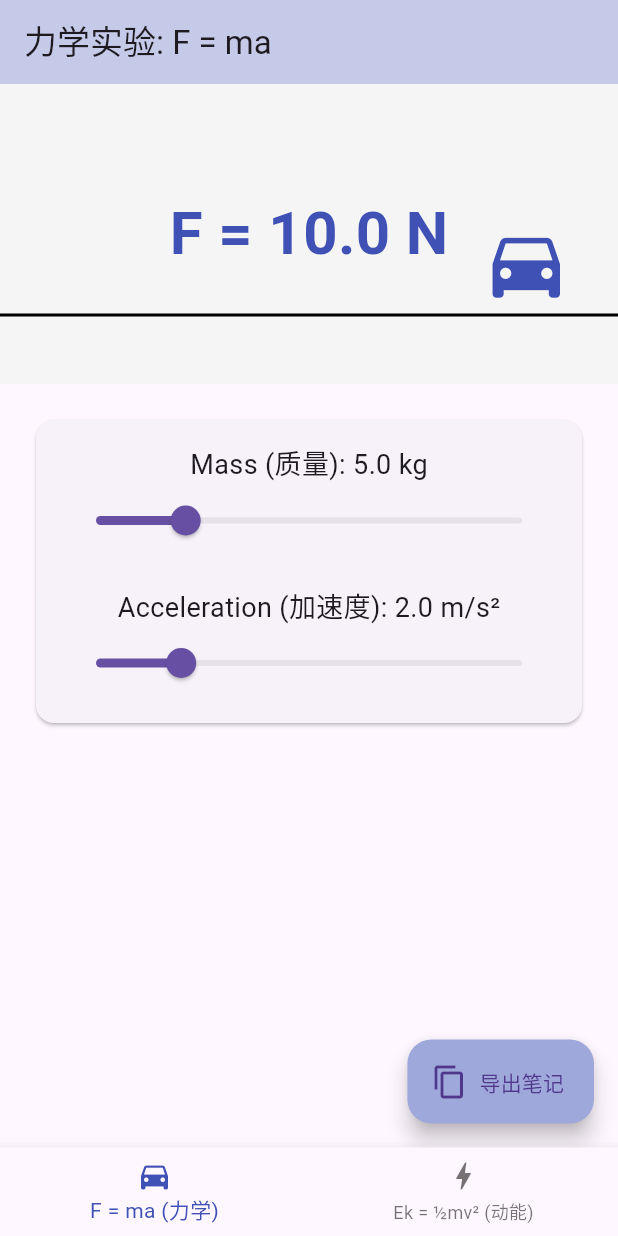
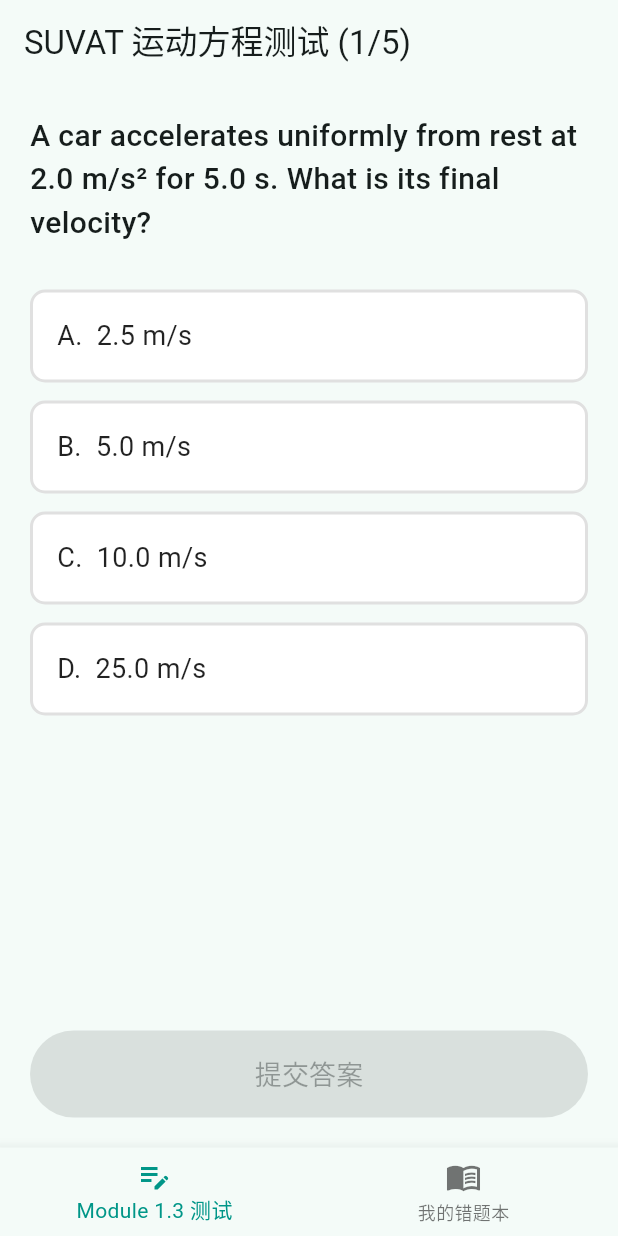
Before and after one commit to ferc5578-eng/physics_a1_coach, a Flutter app: the screen it shows after launch, on a phone screen of 412 x 824 dp. Run offline on Flutter 3.47's test engine with Material 3 defaults, Android fonts, the phone set to English and light mode, and no system bars.

Commit message:
更新题目讲解

```diff
--- a/lib/main.dart
+++ b/lib/main.dart
@@ -1,256 +1,337 @@
 import 'package:flutter/material.dart';
-import 'package:flutter/services.dart'; // 引入剪贴板服务
 
-void main() => runApp(PhysicsApp());
+void main() => runApp(PhysicsQuizApp());
 
-class PhysicsApp extends StatelessWidget {
+// --- 1. 数据结构定义 (MVP 题库) ---
+class Question {
+  final String id;
+  final String text;
+  final List<String> options;
+  final int correctIndex;
+  final String explanation;
+
+  Question({
+    required this.id,
+    required this.text,
+    required this.options,
+    required this.correctIndex,
+    required this.explanation,
+  });
+}
+
+// 模拟数据库里的 5 道 SUVAT 题目
+final List<Question> suvatQuestions = [
+  Question(
+    id: "Q001",
+    text: "A car accelerates uniformly from rest at 2.0 m/s² for 5.0 s. What is its final velocity?",
+    options: ["2.5 m/s", "5.0 m/s", "10.0 m/s", "25.0 m/s"],
+    correctIndex: 2,
+    explanation: "第一步：提取已知条件。from rest 意味着 u=0，a=2.0，t=5.0。求 v。\n第二步：选择公式 v = u + at。\n第三步：计算 v = 0 + (2.0 × 5.0) = 10.0 m/s。",
+  ),
+  Question(
+    id: "Q002",
+    text: "An object is dropped from a tall building. Assuming air resistance is negligible (g = 9.81 m/s²), how far does it fall in 3.0 s?",
+    options: ["14.7 m", "29.4 m", "44.1 m", "88.2 m"],
+    correctIndex: 2,
+    explanation: "第一步：提取条件。dropped 意味着 u=0，a=9.81，t=3.0。求位移 s。\n第二步：选择公式 s = ut + ½at²。\n第三步：计算 s = 0 + 0.5 × 9.81 × (3.0)² = 44.145 m ≈ 44.1 m。",
+  ),
+  Question(
+    id: "Q003",
+    text: "A train travelling at 20 m/s decelerates uniformly to a halt in 10 s. What is the total distance travelled during this deceleration?",
+    options: ["50 m", "100 m", "200 m", "400 m"],
+    correctIndex: 1,
+    explanation: "第一步：提取条件。u=20，halt 意味着 v=0，t=10。求 s。\n第二步：选择不需要加速度 a 的公式：s = ½(u+v)t。\n第三步：计算 s = 0.5 × (20 + 0) × 10 = 100 m。",
+  ),
+  Question(
+    id: "Q004",
+    text: "A ball is thrown vertically upwards with an initial velocity of 15 m/s. What is the maximum height it reaches? (g = 9.81 m/s²)",
+    options: ["11.5 m", "15.0 m", "22.9 m", "30.0 m"],
+    correctIndex: 0,
+    explanation: "第一步：提取条件。u=15，最高点意味着 v=0，向上运动 a = -9.81。求 s。\n第二步：选择不含时间 t 的公式：v² = u² + 2as。\n第三步：代入 0 = 15² + 2(-9.81)s，得出 19.62s = 225，s ≈ 11.47 m。",
+  ),
+  Question(
+    id: "Q005",
+    text: "A racing car covers a distance of 50 m while accelerating uniformly from 5.0 m/s at a rate of 3.0 m/s². What is its final velocity?",
+    options: ["12.5 m/s", "15.0 m/s", "18.0 m/s", "20.0 m/s"],
+    correctIndex: 2,
+    explanation: "第一步：提取条件。s=50，u=5.0，a=3.0。求 v。\n第二步：选择公式 v² = u² + 2as。\n第三步：代入 v² = 5.0² + 2(3.0)(50) = 25 + 300 = 325。v = √325 ≈ 18.0 m/s。",
+  ),
+];
+
+// --- 2. 主程序框架 ---
+class PhysicsQuizApp extends StatelessWidget {
   @override
   Widget build(BuildContext context) {
     return MaterialApp(
       debugShowCheckedModeBanner: false,
-      theme: ThemeData(useMaterial3: true),
-      home: MainNavigation(),
+      theme: ThemeData(
+        useMaterial3: true,
+        colorScheme: ColorScheme.fromSeed(seedColor: Colors.teal),
+      ),
+      home: MainDashboard(),
     );
   }
 }
 
-class MainNavigation extends StatefulWidget {
+// 全局状态管理（MVP 阶段暂存在内存中）
+List<Map<String, dynamic>> wrongQuestions = [];
+
+class MainDashboard extends StatefulWidget {
   @override
-  _MainNavigationState createState() => _MainNavigationState();
+  _MainDashboardState createState() => _MainDashboardState();
 }
 
-class _MainNavigationState extends State<MainNavigation> {
+class _MainDashboardState extends State<MainDashboard> {
   int _currentIndex = 0;
-  final List<Widget> _labs = [NewtonsLawLab(), KineticEnergyLab()];
 
   @override
   Widget build(BuildContext context) {
+    // 动态生成两个 Tab 页面
+    final List<Widget> _pages = [
+      QuizScreen(onQuizFinished: () => setState(() {})), // 答题页
+      MistakeBookScreen(), // 错题本页
+    ];
+
     return Scaffold(
-      body: _labs[_currentIndex],
+      body: _pages[_currentIndex],
       bottomNavigationBar: BottomNavigationBar(
         currentIndex: _currentIndex,
         onTap: (index) => setState(() => _currentIndex = index),
-        selectedItemColor: Colors.indigo,
+        selectedItemColor: Colors.teal,
         items: [
-          BottomNavigationBarItem(icon: Icon(Icons.directions_car), label: 'F = ma (力学)'),
-          BottomNavigationBarItem(icon: Icon(Icons.bolt), label: 'Ek = ½mv² (动能)'),
+          BottomNavigationBarItem(icon: Icon(Icons.edit_note), label: 'Module 1.3 测试'),
+          BottomNavigationBarItem(
+            icon: Badge(
+              label: Text('${wrongQuestions.length}'), // 动态显示错题数量
+              isLabelVisible: wrongQuestions.isNotEmpty,
+              child: Icon(Icons.menu_book),
+            ),
+            label: '我的错题本',
+          ),
         ],
       ),
     );
   }
 }
 
-// === 牛顿第二定律模块 ===
-class NewtonsLawLab extends StatefulWidget {
+// --- 3. 刷题引擎 UI ---
+class QuizScreen extends StatefulWidget {
+  final VoidCallback onQuizFinished;
+  QuizScreen({required this.onQuizFinished});
+
   @override
-  _NewtonsLawLabState createState() => _NewtonsLawLabState();
+  _QuizScreenState createState() => _QuizScreenState();
 }
 
-class _NewtonsLawLabState extends State<NewtonsLawLab> with SingleTickerProviderStateMixin {
-  double mass = 5.0;
-  double acceleration = 2.0;
-  late AnimationController _controller;
+class _QuizScreenState extends State<QuizScreen> {
+  int currentQIndex = 0;
+  int? selectedOption;
+  bool isSubmitted = false;
+  int score = 0;
+  bool quizEnded = false;
 
-  @override
-  void initState() {
-    super.initState();
-    _controller = AnimationController(vsync: this, duration: Duration(seconds: 2))..repeat();
+  void _submitAnswer() {
+    if (selectedOption == null) return;
+
+    Question currentQ = suvatQuestions[currentQIndex];
+    bool isCorrect = (selectedOption == currentQ.correctIndex);
+
+    if (isCorrect) {
+      score++;
+    } else {
+      // 记录到错题本
+      bool alreadyExists = wrongQuestions.any((q) => q['question'].id == currentQ.id);
+      if (!alreadyExists) {
+        wrongQuestions.add({
+          'question': currentQ,
+          'user_answer': currentQ.options[selectedOption!],
+        });
+      }
     }
 
-  @override
-  void dispose() {
-    _controller.dispose();
-    super.dispose();
+    setState(() {
+      isSubmitted = true;
+    });
   }
 
-  // 核心功能：生成 Markdown 并复制
-  void _exportNotes(BuildContext context, double force) {
-    String markdownNote = """
-### 📗 IGCSE 物理实验：牛顿第二定律
+  void _nextQuestion() {
+    if (currentQIndex < suvatQuestions.length - 1) {
+      setState(() {
+        currentQIndex++;
+        selectedOption = null;
+        isSubmitted = false;
+      });
+    } else {
+      setState(() {
+        quizEnded = true;
+      });
+      widget.onQuizFinished(); // 通知外层更新错题数量
+    }
+  }
 
-- **核心公式**：\$F = ma\$
-- **当前参数**：质量 \$m = ${mass.toStringAsFixed(1)}\\text{ kg}\$，加速度 \$a = ${acceleration.toStringAsFixed(1)}\\text{ m/s}^2\$
-- **实验结论**：合外力 \$F = ${force.toStringAsFixed(1)}\\text{ N}\$
-
-> **💡 考点提醒**：当质量一定时，物体的加速度与所受合外力成正比。
-""";
-
-    Clipboard.setData(ClipboardData(text: markdownNote)).then((_) {
-      ScaffoldMessenger.of(context).showSnackBar(
-        SnackBar(
-          content: Text('✅ 笔记已复制，可直接粘贴至 Obsidian 等 Markdown 软件中！'),
-          behavior: SnackBarBehavior.floating,
-        )
-      );
+  void _restartQuiz() {
+    setState(() {
+      currentQIndex = 0;
+      selectedOption = null;
+      isSubmitted = false;
+      score = 0;
+      quizEnded = false;
+      wrongQuestions.clear();
     });
+    widget.onQuizFinished();
   }
 
   @override
   Widget build(BuildContext context) {
-    double force = mass * acceleration;
-    _controller.duration = Duration(milliseconds: (2000 / (acceleration.abs() + 0.1)).toInt());
+    if (quizEnded) {
+      return Center(
+        child: Column(
+          mainAxisAlignment: MainAxisAlignment.center,
+          children: [
+            Text('🎯 测试完成！', style: TextStyle(fontSize: 32, fontWeight: FontWeight.bold)),
+            SizedBox(height: 20),
+            Text('你的得分: $score / ${suvatQuestions.length}', style: TextStyle(fontSize: 24)),
+            SizedBox(height: 40),
+            ElevatedButton.icon(
+              onPressed: _restartQuiz,
+              icon: Icon(Icons.refresh),
+              label: Text('重新测试'),
+            ),
+            SizedBox(height: 20),
+            Text('💡 提示：点击底部导航栏查看错题本解析', style: TextStyle(color: Colors.grey)),
+          ],
+        ),
+      );
+    }
+
+    Question q = suvatQuestions[currentQIndex];
 
     return Scaffold(
-      appBar: AppBar(title: Text('力学实验: F = ma'), backgroundColor: Colors.indigo.shade100),
-      body: Column(
+      appBar: AppBar(title: Text('SUVAT 运动方程测试 (${currentQIndex + 1}/${suvatQuestions.length})')),
+      body: Padding(
+        padding: EdgeInsets.all(20.0),
+        child: Column(
+          crossAxisAlignment: CrossAxisAlignment.stretch,
           children: [
+            Text(q.text, style: TextStyle(fontSize: 20, fontWeight: FontWeight.w500)),
+            SizedBox(height: 30),
+            ...List.generate(q.options.length, (index) {
+              Color buttonColor = Colors.white;
+              Color textColor = Colors.black87;
+
+              if (isSubmitted) {
+                if (index == q.correctIndex) {
+                  buttonColor = Colors.green.shade100; // 正确答案标绿
+                } else if (index == selectedOption && index != q.correctIndex) {
+                  buttonColor = Colors.red.shade100; // 选错的标红
+                }
+              } else if (selectedOption == index) {
+                buttonColor = Colors.teal.shade50;
+              }
+
+              return Padding(
+                padding: const EdgeInsets.only(bottom: 12.0),
+                child: InkWell(
+                  onTap: isSubmitted ? null : () => setState(() => selectedOption = index),
+                  child: Container(
+                    padding: EdgeInsets.all(16),
+                    decoration: BoxDecoration(
+                      color: buttonColor,
+                      border: Border.all(color: selectedOption == index ? Colors.teal : Colors.grey.shade300, width: 2),
+                      borderRadius: BorderRadius.circular(10),
+                    ),
+                    child: Text("${String.fromCharCode(65 + index)}.  ${q.options[index]}", style: TextStyle(fontSize: 18, color: textColor)),
+                  ),
+                ),
+              );
+            }),
+            Spacer(),
+            if (isSubmitted)
               Container(
-            height: 200, color: Colors.grey.shade100,
-            child: Stack(
+                padding: EdgeInsets.all(16),
+                decoration: BoxDecoration(color: Colors.amber.shade50, borderRadius: BorderRadius.circular(10)),
+                child: Column(
+                  crossAxisAlignment: CrossAxisAlignment.start,
                   children: [
-                Center(child: Text("F = ${force.toStringAsFixed(1)} N", style: TextStyle(fontSize: 40, fontWeight: FontWeight.bold, color: Colors.indigo))),
-                AnimatedBuilder(
-                  animation: _controller,
-                  builder: (context, child) {
-                    return Positioned(
-                      left: (MediaQuery.of(context).size.width * _controller.value) - 50,
-                      bottom: 50,
-                      child: Icon(Icons.directions_car, size: 60, color: Colors.indigo),
-                    );
-                  },
-                ),
-                Positioned(bottom: 45, child: Container(height: 2, width: MediaQuery.of(context).size.width, color: Colors.black)),
+                    Text("👨‍🏫 核心解析：", style: TextStyle(fontWeight: FontWeight.bold, fontSize: 16)),
+                    SizedBox(height: 8),
+                    Text(q.explanation, style: TextStyle(fontSize: 16, height: 1.5)),
                   ],
                 ),
               ),
-          Expanded(
-            child: ListView(
-              padding: EdgeInsets.all(20),
-              children: [
-                Card(
-                  child: Padding(
-                    padding: EdgeInsets.all(16),
-                    child: Column(
-                      children: [
-                        Text('Mass (质量): ${mass.toStringAsFixed(1)} kg', style: TextStyle(fontSize: 18)),
-                        Slider(value: mass, min: 1, max: 20, onChanged: (v) => setState(() => mass = v)),
             SizedBox(height: 20),
-                        Text('Acceleration (加速度): ${acceleration.toStringAsFixed(1)} m/s²', style: TextStyle(fontSize: 18)),
-                        Slider(value: acceleration, min: 0, max: 10, onChanged: (v) => setState(() => acceleration = v)),
-                      ],
-                    ),
-                  ),
+            ElevatedButton(
+              style: ElevatedButton.styleFrom(padding: EdgeInsets.all(16), backgroundColor: Colors.teal, foregroundColor: Colors.white),
+              onPressed: selectedOption == null ? null : (isSubmitted ? _nextQuestion : _submitAnswer),
+              child: Text(isSubmitted ? (currentQIndex == suvatQuestions.length - 1 ? '查看成绩' : '下一题') : '提交答案', style: TextStyle(fontSize: 18)),
             ),
           ],
         ),
-          ),
-        ],
-      ),
-      // 新增：悬浮导出按钮
-      floatingActionButton: FloatingActionButton.extended(
-        onPressed: () => _exportNotes(context, force),
-        icon: Icon(Icons.content_copy),
-        label: Text('导出笔记'),
-        backgroundColor: Colors.indigo.shade200,
       ),
     );
   }
 }
 
-// === 动能模块 ===
-class KineticEnergyLab extends StatefulWidget {
+// --- 4. 错题本 UI ---
+class MistakeBookScreen extends StatelessWidget {
   @override
-  _KineticEnergyLabState createState() => _KineticEnergyLabState();
+  Widget build(BuildContext context) {
+    if (wrongQuestions.isEmpty) {
+      return Center(
+        child: Column(
+          mainAxisAlignment: MainAxisAlignment.center,
+          children: [
+            Icon(Icons.thumb_up, size: 80, color: Colors.green.shade200),
+            SizedBox(height: 20),
+            Text("太棒了！目前没有错题 🎉", style: TextStyle(fontSize: 24, color: Colors.grey.shade700)),
+          ],
+        ),
+      );
     }
 
-class _KineticEnergyLabState extends State<KineticEnergyLab> {
-  double mass = 5.0;
-  double velocity = 5.0;
+    return Scaffold(
+      appBar: AppBar(title: Text('我的错题本 (${wrongQuestions.length}题)'), backgroundColor: Colors.red.shade50),
+      body: ListView.builder(
+        padding: EdgeInsets.all(16),
+        itemCount: wrongQuestions.length,
+        itemBuilder: (context, index) {
+          final item = wrongQuestions[index];
+          final Question q = item['question'];
+          final String userAnswer = item['user_answer'];
 
-  void _exportNotes(BuildContext context, double ke) {
-    String markdownNote = """
-### 📙 IGCSE 物理实验：动能定理
-
-- **核心公式**：\$E_k = \\frac{1}{2}mv^2\$
-- **当前参数**：质量 \$m = ${mass.toStringAsFixed(1)}\\text{ kg}\$，速度 \$v = ${velocity.toStringAsFixed(1)}\\text{ m/s}\$
-- **实验结论**：系统总动能 \$E_k = ${ke.toStringAsFixed(1)}\\text{ Joules}\$
-
-> **💡 考点提醒**：动能与速度的平方成正比。速度翻倍，动能会变成原来的 4 倍！在答题时千万不要漏掉平方符号。
-""";
-
-    Clipboard.setData(ClipboardData(text: markdownNote)).then((_) {
-      ScaffoldMessenger.of(context).showSnackBar(
-        SnackBar(
-          content: Text('✅ 笔记已复制为 Markdown 格式！'),
-          behavior: SnackBarBehavior.floating,
-        )
-      );
-    });
-  }
-
-  @override
-  Widget build(BuildContext context) {
-    double kineticEnergy = 0.5 * mass * velocity * velocity;
-    double maxEnergy = 0.5 * 20 * 20 * 20;
-
-    return Scaffold(
-      appBar: AppBar(title: Text('动能实验: Ek = ½mv²'), backgroundColor: Colors.amber.shade100),
-      body: Column(
+          return Card(
+            elevation: 3,
+            margin: EdgeInsets.only(bottom: 20),
+            child: Padding(
+              padding: EdgeInsets.all(16),
+              child: Column(
+                crossAxisAlignment: CrossAxisAlignment.start,
+                children: [
+                  Row(
                     children: [
                       Container(
-            height: 250, padding: EdgeInsets.all(20), color: Colors.grey.shade50,
-            child: Row(
-              mainAxisAlignment: MainAxisAlignment.spaceEvenly,
-              crossAxisAlignment: CrossAxisAlignment.end,
-              children: [
-                Column(
-                  mainAxisAlignment: MainAxisAlignment.end,
-                  children: [
-                    Text('${kineticEnergy.toInt()} J', style: TextStyle(fontSize: 24, fontWeight: FontWeight.bold, color: Colors.amber.shade800)),
-                    SizedBox(height: 10),
-                    Container(
-                      width: 60, height: 150,
-                      decoration: BoxDecoration(border: Border.all(color: Colors.grey), borderRadius: BorderRadius.circular(10)),
-                      alignment: Alignment.bottomCenter,
-                      child: FractionallySizedBox(
-                        heightFactor: kineticEnergy / maxEnergy,
-                        child: Container(decoration: BoxDecoration(color: Colors.amber, borderRadius: BorderRadius.circular(8))),
+                        padding: EdgeInsets.symmetric(horizontal: 8, vertical: 4),
+                        decoration: BoxDecoration(color: Colors.red.shade100, borderRadius: BorderRadius.circular(5)),
+                        child: Text("错题 ${index + 1}", style: TextStyle(color: Colors.red.shade800, fontWeight: FontWeight.bold)),
                       ),
-                    ),
-                    SizedBox(height: 10),
-                    Text('Energy Tank', style: TextStyle(fontWeight: FontWeight.bold)),
+                      SizedBox(width: 10),
+                      Text("ID: ${q.id}", style: TextStyle(color: Colors.grey)),
                     ],
                   ),
-                Column(
-                  mainAxisAlignment: MainAxisAlignment.center,
-                  children: [
-                    Text('E_k = ½ m v²', style: TextStyle(fontSize: 28, fontStyle: FontStyle.italic)),
-                    SizedBox(height: 20),
-                    Text('½ × ${mass.toStringAsFixed(1)} × (${velocity.toStringAsFixed(1)})² \n= ${kineticEnergy.toStringAsFixed(1)} Joules',
-                      textAlign: TextAlign.center, style: TextStyle(fontSize: 18)),
-                  ],
-                )
+                  SizedBox(height: 16),
+                  Text(q.text, style: TextStyle(fontSize: 16, fontWeight: FontWeight.bold)),
+                  SizedBox(height: 16),
+                  Text("❌ 你的答案: $userAnswer", style: TextStyle(color: Colors.red, fontSize: 16)),
+                  Text("✅ 正确答案: ${q.options[q.correctIndex]}", style: TextStyle(color: Colors.green, fontSize: 16)),
+                  Divider(height: 30, thickness: 1),
+                  Text("📝 分步解析:", style: TextStyle(fontWeight: FontWeight.bold, color: Colors.indigo)),
+                  SizedBox(height: 8),
+                  Text(q.explanation, style: TextStyle(height: 1.5, color: Colors.black87)),
                 ],
               ),
             ),
-          Expanded(
-            child: ListView(
-              padding: EdgeInsets.all(20),
-              children: [
-                Card(
-                  child: Padding(
-                    padding: EdgeInsets.all(16),
-                    child: Column(
-                      children: [
-                        Text('Mass (质量 m): ${mass.toStringAsFixed(1)} kg', style: TextStyle(fontSize: 18)),
-                        Slider(value: mass, min: 1, max: 20, onChanged: (v) => setState(() => mass = v), activeColor: Colors.amber),
-                        SizedBox(height: 20),
-                        Text('Velocity (速度 v): ${velocity.toStringAsFixed(1)} m/s', style: TextStyle(fontSize: 18)),
-                        Slider(value: velocity, min: 0, max: 20, onChanged: (v) => setState(() => velocity = v), activeColor: Colors.amber),
-                      ],
-                    ),
-                  ),
-                ),
-              ],
-            ),
-          ),
-        ],
-      ),
-      floatingActionButton: FloatingActionButton.extended(
-        onPressed: () => _exportNotes(context, kineticEnergy),
-        icon: Icon(Icons.content_copy),
-        label: Text('导出笔记'),
-        backgroundColor: Colors.amber.shade300,
+          );
+        },
       ),
     );
   }
```
Lines whose indentation alone changed are shown as unchanged.
